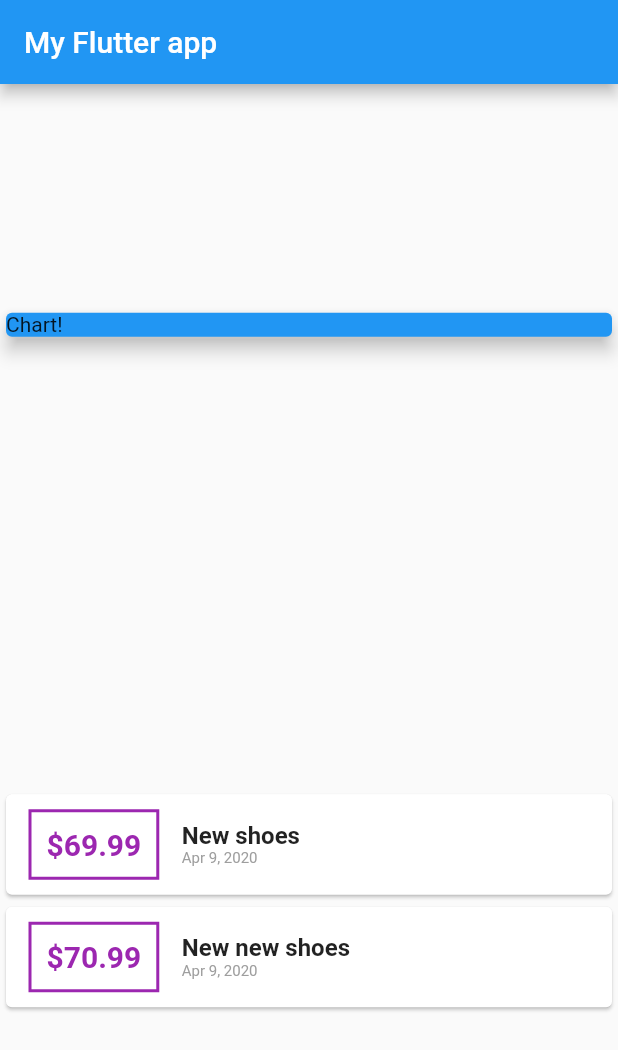
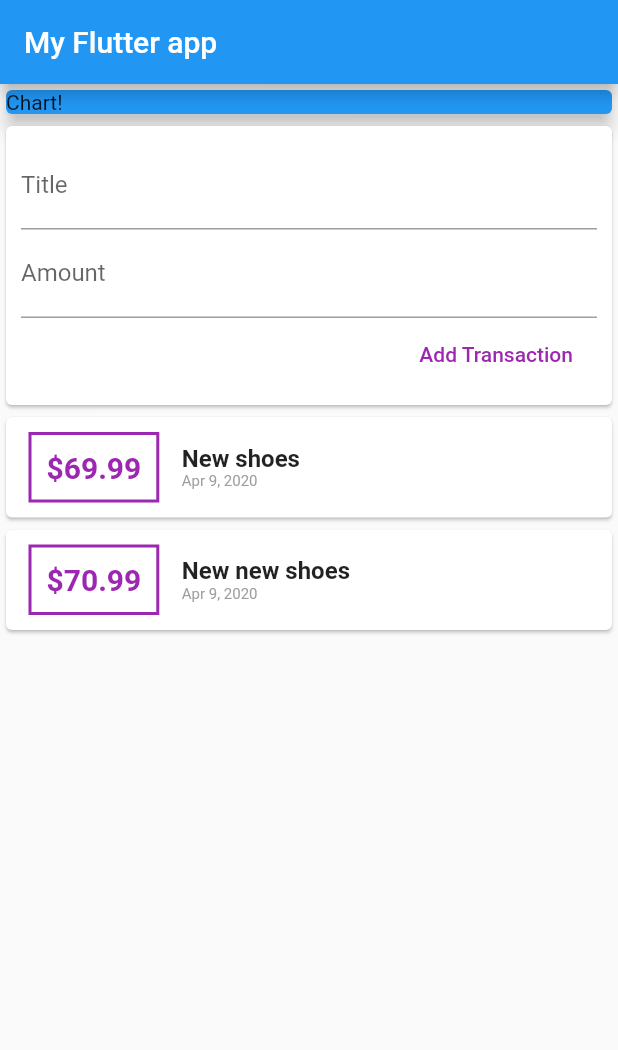
Before and after one commit to roxfives/flutter_expenses_app, a Flutter app: the screen it shows after launch, on a phone screen of 412 x 824 dp. Shown: the top 1050 px of the screen. Run offline on Flutter 3.47's test engine with Material 2 defaults, Android fonts, the phone set to English and light mode, and no system bars.

Commit message:
Creates a simple card to input new transactions

```diff
--- a/lib/main.dart
+++ b/lib/main.dart
@@ -34,6 +34,9 @@ class MyHomePage extends StatelessWidget {
     ),
   ];
 
+  final titleController = TextEditingController();
+  final amountController = TextEditingController();
+
   @override
   Widget build(BuildContext context) {
     return Scaffold(
@@ -41,7 +44,7 @@ class MyHomePage extends StatelessWidget {
         title: Text('My Flutter app'),
       ),
       body: Column(
-        mainAxisAlignment: MainAxisAlignment.spaceAround,
+        // mainAxisAlignment: MainAxisAlignment.spaceAround,
         crossAxisAlignment: CrossAxisAlignment.center,
         children: <Widget>[
           Container(
@@ -50,6 +53,29 @@ class MyHomePage extends StatelessWidget {
               color: Colors.blue,
               elevation: 5,
               child: Text('Chart!'),
+            ),
+          ),
+          Card(
+            child: Container(
+              padding: EdgeInsets.all(10),
+              child: Column(
+                crossAxisAlignment: CrossAxisAlignment.end,
+                children: <Widget>[
+                  TextField(
+                    decoration: InputDecoration(labelText: 'Title'),
+                    controller: titleController,
+                  ),
+                  TextField(
+                    decoration: InputDecoration(labelText: 'Amount'),
+                    controller: amountController,
+                  ),
+                  FlatButton(
+                    child: Text('Add Transaction'),
+                    textColor: Colors.purple,
+                    onPressed: () {},
+                  )
+                ],
+              ),
             ),
           ),
           Column(
```
